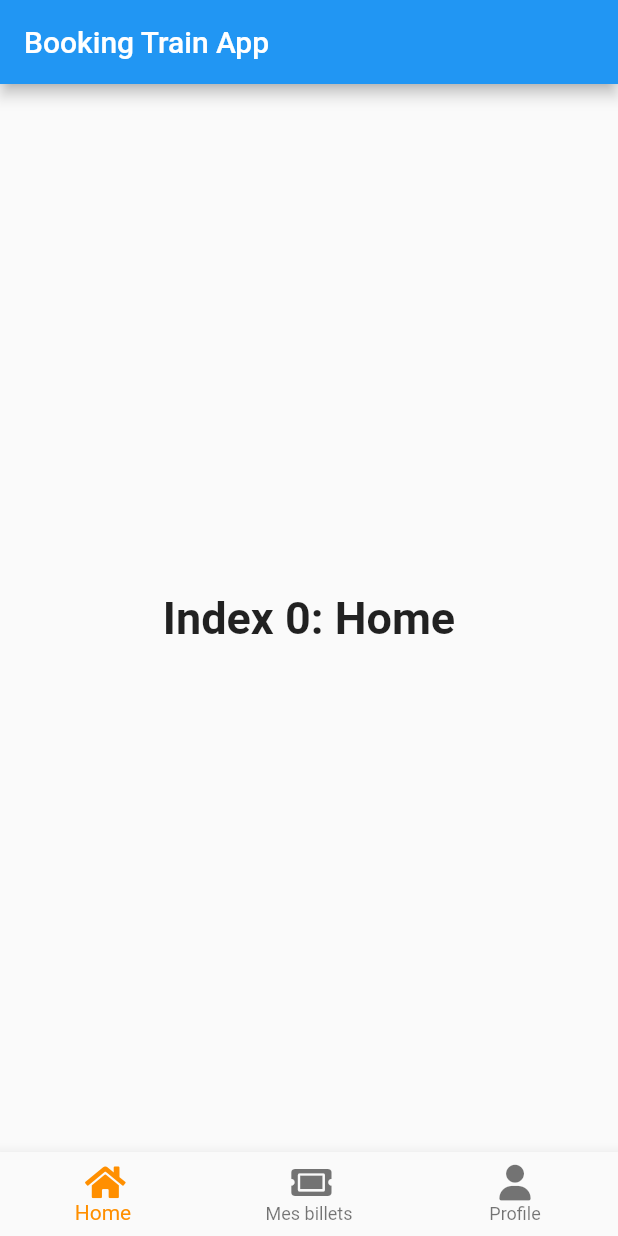
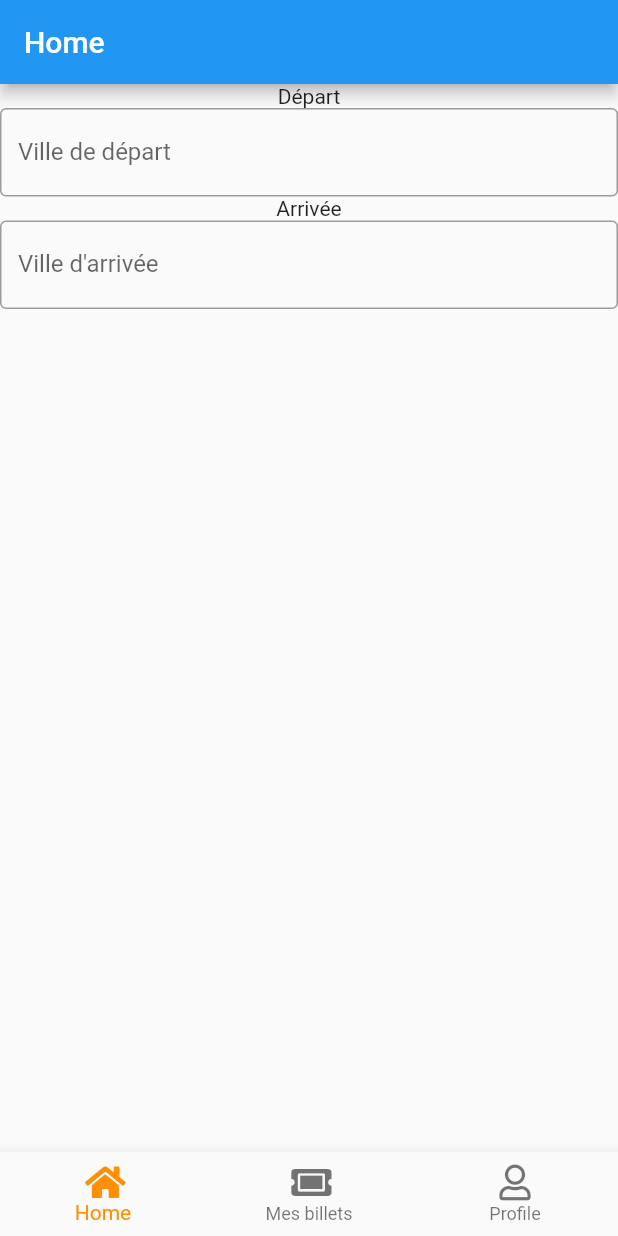
Before and after one commit to FlorianAinadou/train-booking, a Flutter app: the screen it shows after launch, on a phone screen of 412 x 824 dp. Run offline on Flutter 3.47's test engine with Material 2 defaults, Android fonts, the phone set to English and light mode, and no system bars; our stand-ins replace fluttericon.

Commit message:
#12 ajout des text et des inputs

```diff
--- a/frontends/flutterapp/booking_app/lib/main.dart
+++ b/frontends/flutterapp/booking_app/lib/main.dart
@@ -10,8 +10,7 @@
 // bar items. The first one is selected.](https://flutter.github.io/assets-for-api-docs/assets/material/bottom_navigation_bar.png)
 
 import 'package:flutter/material.dart';
-import 'package:fluttericon/font_awesome5_icons.dart';
-import 'package:fluttericon/font_awesome_icons.dart';
+import 'package:booking_app/screens/app_page.dart';
 
 void main() => runApp(MyApp());
 
@@ -23,73 +22,7 @@ class MyApp extends StatelessWidget {
   Widget build(BuildContext context) {
     return MaterialApp(
       title: _title,
-      home: MyStatefulWidget(),
+      home: AppPage(),
     );
   }
 }
-
-/// This is the stateful widget that the main application instantiates.
-class MyStatefulWidget extends StatefulWidget {
-  MyStatefulWidget({Key key}) : super(key: key);
-
-  @override
-  _MyStatefulWidgetState createState() => _MyStatefulWidgetState();
-}
-
-/// This is the private State class that goes with MyStatefulWidget.
-class _MyStatefulWidgetState extends State<MyStatefulWidget> {
-  int _selectedIndex = 0;
-  static const TextStyle optionStyle =
-      TextStyle(fontSize: 30, fontWeight: FontWeight.bold);
-  static const List<Widget> _widgetOptions = <Widget>[
-    Text(
-      'Index 0: Home',
-      style: optionStyle,
-    ),
-    Text(
-      'Index 1: Mes billets',
-      style: optionStyle,
-    ),
-    Text(
-      'Index 2: Profile',
-      style: optionStyle,
-    ),
-  ];
-
-  void _onItemTapped(int index) {
-    setState(() {
-      _selectedIndex = index;
-    });
-  }
-
-  @override
-  Widget build(BuildContext context) {
-    return Scaffold(
-      appBar: AppBar(
-        title: const Text('Booking Train App'),
-      ),
-      body: Center(
-        child: _widgetOptions.elementAt(_selectedIndex),
-      ),
-      bottomNavigationBar: BottomNavigationBar(
-        items: const <BottomNavigationBarItem>[
-          BottomNavigationBarItem(
-            icon: Icon(FontAwesome5.home),
-            label: 'Home',
-          ),
-          BottomNavigationBarItem(
-            icon: Icon(FontAwesome5.ticket_alt),
-            label: 'Mes billets',
-          ),
-          BottomNavigationBarItem(
-            icon: Icon(FontAwesome.user),
-            label: 'Profile',
-          ),
-        ],
-        currentIndex: _selectedIndex,
-        selectedItemColor: Colors.amber[800],
-        onTap: _onItemTapped,
-      ),
-    );
-  }
-}
--- /dev/null
+++ b/frontends/flutterapp/booking_app/lib/screens/app_page.dart
@@ -0,0 +1,52 @@
+import 'package:flutter/material.dart';
+import 'package:booking_app/screens/homepage/home_page.dart';
+import 'package:fluttericon/font_awesome5_icons.dart';
+
+class AppPage extends StatefulWidget {
+  AppPage({Key key}) : super(key: key);
+
+  @override
+  _AppPageState createState() => _AppPageState();
+}
+
+class _AppPageState extends State<AppPage> {
+  int _currentIndex = 0;
+  final List<Widget> _children = [
+    HomePage(),
+  ];
+
+  void _onTabTapped(int index) {
+    setState(() {
+      _currentIndex = index;
+    });
+  }
+
+  @override
+  Widget build(BuildContext context) {
+    return Scaffold(
+      body: IndexedStack(
+        index: _currentIndex,
+        children: _children,
+      ),
+      bottomNavigationBar: BottomNavigationBar(
+        items: const <BottomNavigationBarItem>[
+          BottomNavigationBarItem(
+            icon: Icon(FontAwesome5.home),
+            label: 'Home',
+          ),
+          BottomNavigationBarItem(
+            icon: Icon(FontAwesome5.ticket_alt),
+            label: 'Mes billets',
+          ),
+          BottomNavigationBarItem(
+            icon: Icon(FontAwesome5.user),
+            label: 'Profile',
+          ),
+        ],
+        currentIndex: _currentIndex,
+        selectedItemColor: Colors.amber[800],
+        onTap: _onTabTapped,
+      ),
+    );
+  }
+}
--- /dev/null
+++ b/frontends/flutterapp/booking_app/lib/screens/homepage/home_page.dart
@@ -0,0 +1,34 @@
+import 'package:flutter/material.dart';
+
+class HomePage extends StatelessWidget {
+  const HomePage({Key key}) : super(key: key);
+
+  @override
+  Widget build(BuildContext context) {
+    return Scaffold(
+      appBar: AppBar(
+        title: const Text('Home'),
+      ),
+      body: Column(
+        children: [
+          Text("Départ"),
+          TextField(
+            obscureText: false,
+            decoration: InputDecoration(
+              border: OutlineInputBorder(),
+              labelText: "Ville de départ",
+            ),
+          ),
+          Text("Arrivée"),
+          TextField(
+            obscureText: false,
+            decoration: InputDecoration(
+              border: OutlineInputBorder(),
+              labelText: "Ville d'arrivée",
+            ),
+          )
+        ],
+      ),
+    );
+  }
+}
```
